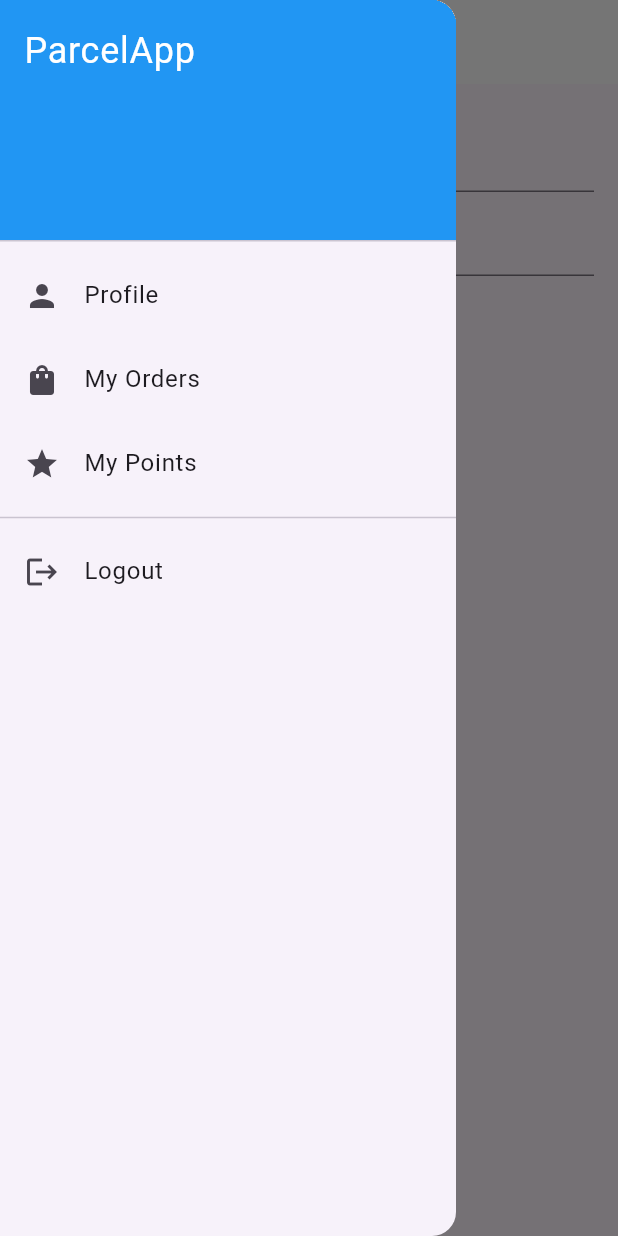
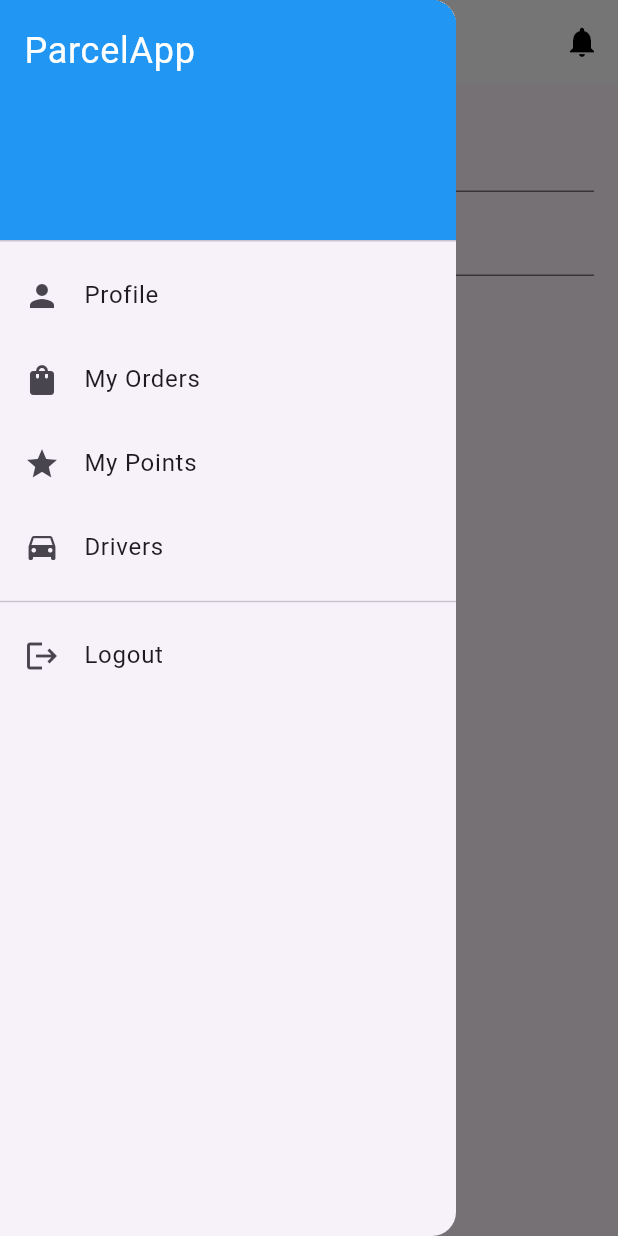
Before and after one commit to anoopkumarseth/lucky_parcel, a Flutter app: the WelcomeScreen screen opened by its route, with the side drawer open, on a phone screen of 412 x 824 dp. Run offline on Flutter 3.47's test engine with Material 3 defaults, Android fonts, the phone set to English and light mode, and no system bars; our stand-ins replace firebase_auth, firebase_core, google_maps_flutter, image_picker; missing offline and left inert: flutter_polyline_points; accounts and stored records are empty.

Commit message:
added top nav, welcome screen, pick and drop location

```diff
--- a/lib/main.dart
+++ b/lib/main.dart
@@ -6,6 +6,8 @@ import 'screens/welcome_screen.dart';
 import 'screens/profile_screen.dart';
 import 'screens/orders_screen.dart';
 import 'screens/points_screen.dart';
+import 'screens/notifications_screen.dart';
+import 'screens/drivers_screen.dart';
 import 'firebase_options.dart';
 
 void main() async {
@@ -33,6 +35,8 @@ class MainApp extends StatelessWidget {
         '/profile': (context) => const ProfileScreen(),
         '/orders': (context) => const OrdersScreen(),
         '/points': (context) => const PointsScreen(),
+        '/notifications': (context) => const NotificationsScreen(),
+        '/drivers': (context) => const DriversScreen(),
       },
     );
   }
--- a/lib/screens/welcome_screen.dart
+++ b/lib/screens/welcome_screen.dart
@@ -5,9 +5,9 @@ import 'package:google_maps_flutter/google_maps_flutter.dart';
 import 'package:http/http.dart' as http;
 import 'package:uuid/uuid.dart';
 import '../widgets/location_selector.dart';
-import '../widgets/map_view.dart';
 import '../widgets/side_bar.dart';
 import '../widgets/top_nav.dart';
+import '../widgets/vehicle_selection.dart';
 
 class WelcomeScreen extends StatefulWidget {
   const WelcomeScreen({super.key});
@@ -24,7 +24,10 @@ class _WelcomeScreenState extends State<WelcomeScreen> {
   LatLng? _pickupLocation;
   LatLng? _dropLocation;
   final Set<Polyline> _polylines = {};
-  String? _distance;
+  String? _distanceText;
+  double _distanceValue = 0;
+  bool _isConfirmed = false;
+  Map<String, dynamic>? _selectedVehicle;
 
   void _onLocationSelected(Map<String, dynamic> locationData) async {
     final placeId = locationData['place_id'];
@@ -82,7 +85,8 @@ class _WelcomeScreenState extends State<WelcomeScreen> {
         if (data['status'] == 'OK') {
           final routes = data['routes'] as List;
           final overviewPolyline = routes[0]['overview_polyline']['points'];
-          final distance = routes[0]['legs'][0]['distance']['text'];
+          final distanceText = routes[0]['legs'][0]['distance']['text'];
+          final distanceValue = routes[0]['legs'][0]['distance']['value'];
 
           final polylinePoints = PolylinePoints();
           final polylineCoordinates = polylinePoints
@@ -91,7 +95,8 @@ class _WelcomeScreenState extends State<WelcomeScreen> {
               .toList();
 
           setState(() {
-            _distance = distance;
+            _distanceText = distanceText;
+            _distanceValue = distanceValue / 1000.0; // Convert to km
             _polylines.add(Polyline(
               polylineId: const PolylineId('route'),
               color: Colors.blue,
@@ -135,6 +140,18 @@ class _WelcomeScreenState extends State<WelcomeScreen> {
     }
   }
 
+  void _reset() {
+    setState(() {
+      _pickupLocation = null;
+      _dropLocation = null;
+      _polylines.clear();
+      _distanceText = null;
+      _distanceValue = 0;
+      _isConfirmed = false;
+      _selectedVehicle = null;
+    });
+  }
+
   @override
   Widget build(BuildContext context) {
     return Scaffold(
@@ -146,13 +163,14 @@ class _WelcomeScreenState extends State<WelcomeScreen> {
           padding: const EdgeInsets.all(16.0),
           child: Column(
             children: [
-              LocationSelector(onLocationSelected: _onLocationSelected),
+              if (!_isConfirmed) LocationSelector(onLocationSelected: _onLocationSelected),
               const SizedBox(height: 20),
               if (_pickupLocation != null && _dropLocation != null)
                 Column(
                   children: [
-                    SizedBox(
-                      height: 300,
+                    AnimatedContainer(
+                      duration: const Duration(milliseconds: 300),
+                      height: _isConfirmed ? 150 : 300, // Animate height change
                       child: GoogleMap(
                         onMapCreated: (controller) => _mapController = controller,
                         initialCameraPosition: CameraPosition(
@@ -166,18 +184,51 @@ class _WelcomeScreenState extends State<WelcomeScreen> {
                         polylines: _polylines,
                       ),
                     ),
-                    if (_distance != null)
+                    if (_distanceText != null)
                       Padding(
                         padding: const EdgeInsets.all(8.0),
-                        child: Text('Distance: $_distance', style: const TextStyle(fontSize: 16)),
+                        child: Text('Distance: $_distanceText', style: const TextStyle(fontSize: 16)),
                       ),
                     const SizedBox(height: 20),
-                    ElevatedButton(
-                      onPressed: () {
-                        // Handle confirm logic
-                      },
-                      child: const Text('Confirm'),
-                    ),
+                    if (!_isConfirmed)
+                      ElevatedButton(
+                        onPressed: () {
+                          setState(() {
+                            _isConfirmed = true;
+                          });
+                        },
+                        child: const Text('Confirm'),
+                      ),
+                    if (_isConfirmed)
+                      Row(
+                        mainAxisAlignment: MainAxisAlignment.spaceBetween,
+                        children: [
+                          const Text('Select Vehicle:', style: TextStyle(fontSize: 18, fontWeight: FontWeight.bold)),
+                          TextButton(
+                            onPressed: _reset,
+                            child: const Text('Modify Location'),
+                          ),
+                        ],
+                      ),
+                    if (_isConfirmed)
+                      VehicleSelection(
+                        distanceInKm: _distanceValue,
+                        onVehicleSelected: (vehicle) {
+                          setState(() {
+                            _selectedVehicle = vehicle;
+                          });
+                        },
+                      ),
+                    const SizedBox(height: 20),
+                    if (_isConfirmed)
+                      ElevatedButton(
+                        onPressed: _selectedVehicle != null
+                            ? () {
+                                // Handle booking logic
+                              }
+                            : null, // Button is disabled if no vehicle is selected
+                        child: const Text('Book Now'),
+                      ),
                   ],
                 ),
             ],
--- a/lib/widgets/side_bar.dart
+++ b/lib/widgets/side_bar.dart
@@ -43,6 +43,13 @@ class SideBar extends StatelessWidget {
               Navigator.pushNamed(context, '/points');
             },
           ),
+          ListTile(
+            leading: const Icon(Icons.drive_eta),
+            title: const Text('Drivers'),
+            onTap: () {
+              Navigator.pushNamed(context, '/drivers');
+            },
+          ),
           const Divider(),
           ListTile(
             leading: const Icon(Icons.logout),
--- a/lib/widgets/top_nav.dart
+++ b/lib/widgets/top_nav.dart
@@ -14,6 +14,14 @@ class TopNav extends StatelessWidget implements PreferredSizeWidget {
         },
       ),
       title: const Text('ParcelApp'),
+      actions: [
+        IconButton(
+          icon: const Icon(Icons.notifications),
+          onPressed: () {
+            Navigator.pushNamed(context, '/notifications');
+          },
+        ),
+      ],
       backgroundColor: Colors.white,
       elevation: 0,
       iconTheme: const IconThemeData(color: Colors.black),
--- a/pubspec.yaml
+++ b/pubspec.yaml
@@ -19,6 +19,7 @@ dependencies:
   http: ^1.2.1
   uuid: ^4.4.0
   flutter_polyline_points: ^2.1.0
+  image_picker: ^1.1.2
 
 dev_dependencies:
   flutter_test:
```
Also changed, not shown: lib/screens/drivers_screen.dart (added, +90 -0 lines), lib/screens/notifications_screen.dart (added, +33 -0 lines), lib/widgets/vehicle_selection.dart (added, +80 -0 lines), pubspec.lock.
